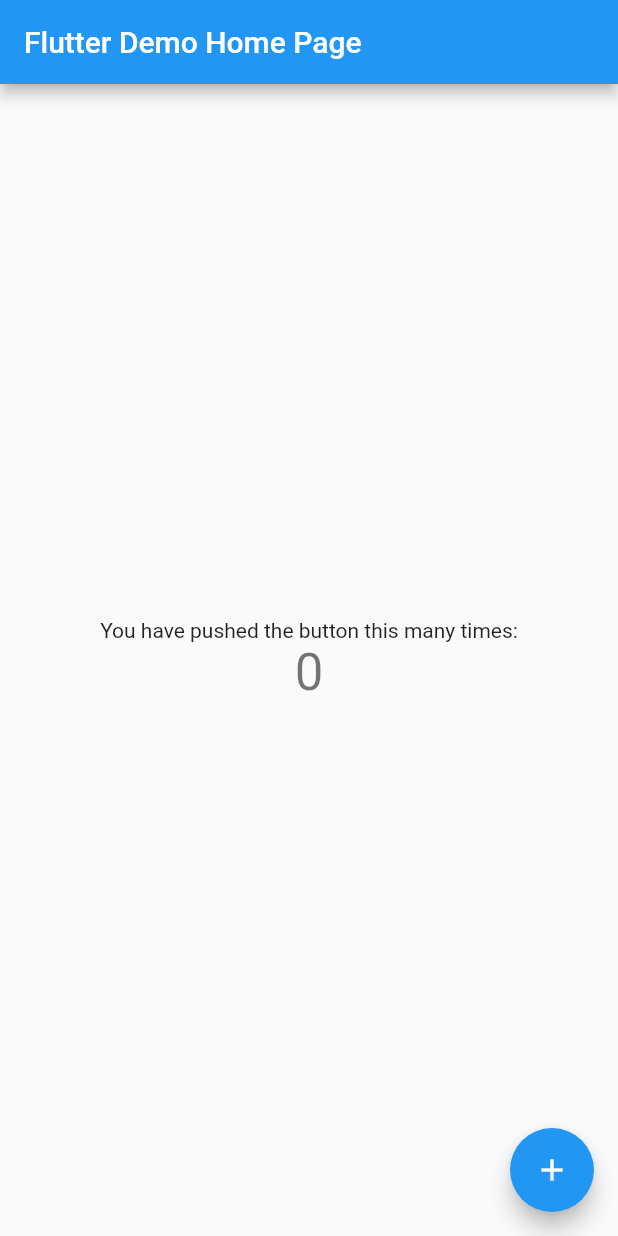
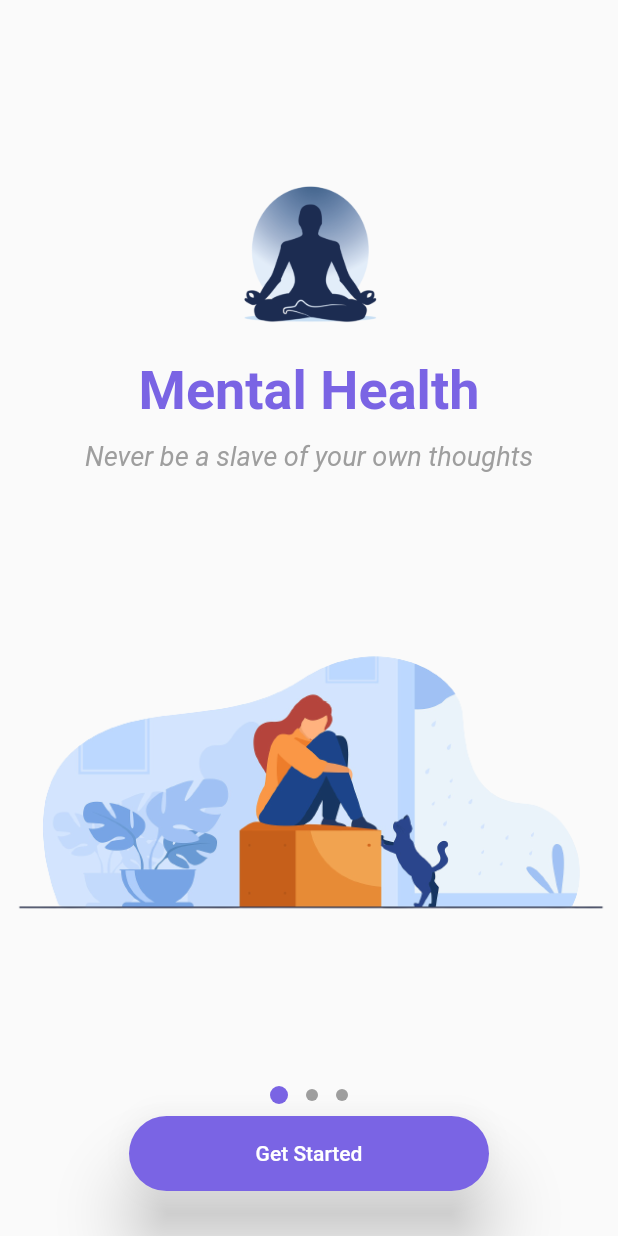
Before and after one commit to rks369/Swastha, a Flutter app: the screen it shows after launch, on a phone screen of 412 x 824 dp. Run offline on Flutter 3.47's test engine with Material 2 defaults, Android fonts, the phone set to English and light mode, and no system bars.

Commit message:
On boarding Screen Implemented

```diff
--- a/lib/main.dart
+++ b/lib/main.dart
@@ -1,4 +1,5 @@
 import 'package:flutter/material.dart';
+import 'package:swastha/screens/on_boarding.dart';
 
 void main() {
   runApp(const MyApp());
@@ -6,110 +7,12 @@
 
 class MyApp extends StatelessWidget {
   const MyApp({Key? key}) : super(key: key);
-
-  // This widget is the root of your application.
   @override
   Widget build(BuildContext context) {
-    return MaterialApp(
-      title: 'Flutter Demo',
-      theme: ThemeData(
-        // This is the theme of your application.
-        //
-        // Try running your application with "flutter run". You'll see the
-        // application has a blue toolbar. Then, without quitting the app, try
-        // changing the primarySwatch below to Colors.green and then invoke
-        // "hot reload" (press "r" in the console where you ran "flutter run",
-        // or simply save your changes to "hot reload" in a Flutter IDE).
-        // Notice that the counter didn't reset back to zero; the application
-        // is not restarted.
-        primarySwatch: Colors.blue,
-      ),
-      home: const MyHomePage(title: 'Flutter Demo Home Page'),
+    return const MaterialApp(
+      title: 'Swastha',
+      home: OnBoardingScreen(),
+      debugShowCheckedModeBanner: false,
     );
   }
 }
-
-class MyHomePage extends StatefulWidget {
-  const MyHomePage({Key? key, required this.title}) : super(key: key);
-
-  // This widget is the home page of your application. It is stateful, meaning
-  // that it has a State object (defined below) that contains fields that affect
-  // how it looks.
-
-  // This class is the configuration for the state. It holds the values (in this
-  // case the title) provided by the parent (in this case the App widget) and
-  // used by the build method of the State. Fields in a Widget subclass are
-  // always marked "final".
-
-  final String title;
-
-  @override
-  State<MyHomePage> createState() => _MyHomePageState();
-}
-
-class _MyHomePageState extends State<MyHomePage> {
-  int _counter = 0;
-
-  void _incrementCounter() {
-    setState(() {
-      // This call to setState tells the Flutter framework that something has
-      // changed in this State, which causes it to rerun the build method below
-      // so that the display can reflect the updated values. If we changed
-      // _counter without calling setState(), then the build method would not be
-      // called again, and so nothing would appear to happen.
-      _counter++;
-    });
-  }
-
-  @override
-  Widget build(BuildContext context) {
-    // This method is rerun every time setState is called, for instance as done
-    // by the _incrementCounter method above.
-    //
-    // The Flutter framework has been optimized to make rerunning build methods
-    // fast, so that you can just rebuild anything that needs updating rather
-    // than having to individually change instances of widgets.
-    return Scaffold(
-      appBar: AppBar(
-        // Here we take the value from the MyHomePage object that was created by
-        // the App.build method, and use it to set our appbar title.
-        title: Text(widget.title),
-      ),
-      body: Center(
-        // Center is a layout widget. It takes a single child and positions it
-        // in the middle of the parent.
-        child: Column(
-          // Column is also a layout widget. It takes a list of children and
-          // arranges them vertically. By default, it sizes itself to fit its
-          // children horizontally, and tries to be as tall as its parent.
-          //
-          // Invoke "debug painting" (press "p" in the console, choose the
-          // "Toggle Debug Paint" action from the Flutter Inspector in Android
-          // Studio, or the "Toggle Debug Paint" command in Visual Studio Code)
-          // to see the wireframe for each widget.
-          //
-          // Column has various properties to control how it sizes itself and
-          // how it positions its children. Here we use mainAxisAlignment to
-          // center the children vertically; the main axis here is the vertical
-          // axis because Columns are vertical (the cross axis would be
-          // horizontal).
-          mainAxisAlignment: MainAxisAlignment.center,
-          children: <Widget>[
-            const Text(
-              'You have pushed the button this many times:',
-            ),
-            Text(
-              '$_counter',
-              style: Theme.of(context).textTheme.headline4,
-            ),
-          ],
-        ),
-      ),
-      floatingActionButton: FloatingActionButton(
-        onPressed: _incrementCounter,
-        tooltip: 'Increment',
-        child: const Icon(Icons.add),
-      ), // This trailing comma makes auto-formatting nicer for build methods.
-    );
-  }
-}
--- /dev/null
+++ b/lib/models/on_boarding_slider.dart
@@ -0,0 +1,28 @@
+class SliderModel {
+  String imageAssetPath;
+  String title;
+  String description;
+
+  SliderModel(
+      {required this.imageAssetPath,
+      required this.title,
+      required this.description});
+}
+
+List<SliderModel> getSlides() {
+  List<SliderModel> slides = [];
+  slides.add(SliderModel(
+      imageAssetPath: 'assets/images/upset.png',
+      title: 'Mental Health',
+      description: 'Never be a slave of your own thoughts'));
+  slides.add(SliderModel(
+      imageAssetPath: 'assets/images/exercise.gif',
+      title: 'Physical Health',
+      description: 'Just Keep Moving'));
+  slides.add(SliderModel(
+      imageAssetPath: 'assets/images/meditation.gif',
+      title: 'Mental & Physical Health',
+      description: 'Health is Wealth'));
+
+  return slides;
+}
--- /dev/null
+++ b/lib/screens/on_boarding.dart
@@ -0,0 +1,86 @@
+import 'package:flutter/material.dart';
+import 'package:swastha/models/on_boarding_slider.dart';
+import 'package:swastha/utils/styles.dart';
+import 'package:swastha/widgets/slide_tile.dart';
+
+class OnBoardingScreen extends StatefulWidget {
+  const OnBoardingScreen({Key? key}) : super(key: key);
+
+  @override
+  _OnBoardingScreenState createState() => _OnBoardingScreenState();
+}
+
+class _OnBoardingScreenState extends State<OnBoardingScreen> {
+  List<SliderModel> slides = [];
+  int currentIndex = 0;
+
+  @override
+  void initState() {
+    super.initState();
+    slides = getSlides();
+  }
+
+  @override
+  Widget build(BuildContext context) {
+    return Scaffold(
+      body: PageView.builder(
+          itemCount: slides.length,
+          onPageChanged: (value){
+            setState(() {
+              currentIndex=value;
+            });
+          },
+          itemBuilder: (context, index) {
+            return SlideTile(
+                imageAssetPath: slides[index].imageAssetPath,
+                title: slides[index].title,
+                description: slides[index].description);
+          }),
+      bottomSheet: SizedBox(
+        height: 100,
+        child: Column(
+          children: [
+            Row(
+              mainAxisAlignment: MainAxisAlignment.center,
+              children: [
+                for (int i = 0; i < slides.length; i++)
+                  currentIndex == i
+                      ? pageIndexIndicator(true)
+                      : pageIndexIndicator(false)
+              ],
+            ),
+            Padding(
+              padding: const EdgeInsets.all(8.0),
+              child: ElevatedButton(
+                child: const Text('Get Started'),
+                style: ElevatedButton.styleFrom(
+                  onPrimary: Colors.white,
+                  primary: primaryColor,
+                  onSurface: Colors.grey,
+                  elevation: 20,
+                  minimumSize: const Size(240,50),
+                  shape: RoundedRectangleBorder(borderRadius: BorderRadius.circular(30)),
+                ),
+                onPressed:() {
+
+                },
+              ),
+            )
+          ],
+        ),
+      ),
+    );
+  }
+
+  Widget pageIndexIndicator(bool isCurrentPage) {
+    return Container(
+      padding: const EdgeInsets.symmetric(horizontal: 6.0),
+      margin: const EdgeInsets.symmetric(horizontal: 6.0),
+      height: isCurrentPage ? 12.0: 8.0,
+      width: isCurrentPage ? 12.0 : 8.0,
+      decoration: BoxDecoration(
+          color: isCurrentPage ? primaryColor : Colors.grey,
+          borderRadius: BorderRadius.circular(12)),
+    );
+  }
+}
--- a/lib/utils/styles.dart
+++ b/lib/utils/styles.dart
@@ -0,0 +1,3 @@
+import 'dart:ui';
+
+const Color primaryColor = Color(0xff7A64E4);
--- /dev/null
+++ b/lib/widgets/slide_tile.dart
@@ -0,0 +1,48 @@
+import 'package:flutter/material.dart';
+import 'package:swastha/utils/styles.dart';
+
+class SlideTile extends StatelessWidget {
+  const SlideTile(
+      {Key? key,
+      required this.imageAssetPath,
+      required this.title,
+      required this.description})
+      : super(key: key);
+  final String imageAssetPath;
+  final String title;
+  final String description;
+
+  @override
+  Widget build(BuildContext context) {
+    return Column(
+      mainAxisAlignment: MainAxisAlignment.center,
+      children: [
+        Image.asset('assets/images/logo.png',width: 100,height: 100,),
+        const SizedBox(
+          height: 20,
+        ),
+        Text(title,
+          textAlign :TextAlign.center,
+          style: const TextStyle(
+          fontSize: 36,
+          fontWeight: FontWeight.bold,
+          color: primaryColor,
+        ),),
+        const SizedBox(
+          height: 12,
+        ),
+        Text(description,
+        textAlign: TextAlign.center,
+        style:  const TextStyle(
+          fontSize: 18,
+          fontStyle: FontStyle.italic,
+          color: Colors.grey,
+        ),),
+        const SizedBox(
+          height: 30,
+        ),
+        Image.asset(imageAssetPath,height:360,),
+      ],
+    );
+  }
+}
--- a/pubspec.yaml
+++ b/pubspec.yaml
@@ -21,4 +21,4 @@
 flutter:
   uses-material-design: true
   assets:
-    - assets/images
+    - assets/images/
```
Also changed, not shown: assets/images/exercise.gif (added), assets/images/loading.gif (added), assets/images/loading_image.gif (deleted), assets/images/logo.png, assets/images/meditation.gif, assets/images/physical_workout.gif (deleted), assets/images/upset.png, lib/models/onBoarding_slider.dart (deleted), lib/screens/onBoarding.dart (deleted), lib/widgets/slideTile.dart (deleted).
